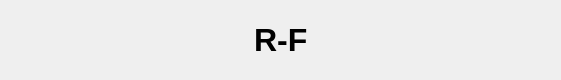
Before: the Qt Designer form dragon_visualization/rqt_plot_entire/src/rqt_plot_entire/rqt_plot_rf_foot/resource/plot.ui in zz19930617/dragon_visualization, drawn with Qt 5.
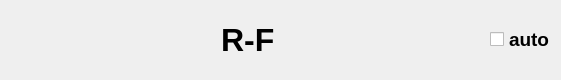
After: the same form once the commit is applied.

The edit to the form file:
```diff
--- a/dragon_visualization/rqt_plot_entire/src/rqt_plot_entire/rqt_plot_rf_foot/resource/plot.ui
+++ b/dragon_visualization/rqt_plot_entire/src/rqt_plot_entire/rqt_plot_rf_foot/resource/plot.ui
@@ -89,6 +89,20 @@
        </property>
       </spacer>
      </item>
+     <item>
+      <widget class="QCheckBox" name="checkBox_auto">
+       <property name="font">
+        <font>
+         <pointsize>14</pointsize>
+         <weight>75</weight>
+         <bold>true</bold>
+        </font>
+       </property>
+       <property name="text">
+        <string>auto</string>
+       </property>
+      </widget>
+     </item>
     </layout>
    </item>
    <item>
```
